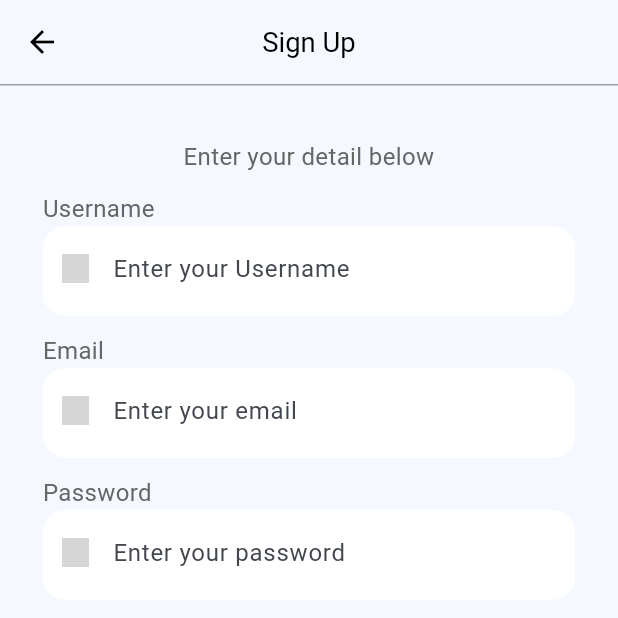
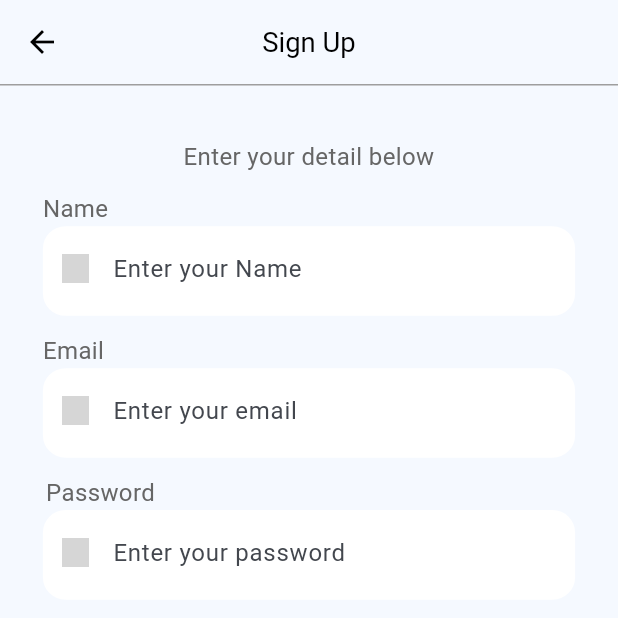
Before and after one commit to ismailariyan/online-course-app, a Flutter app: the SignUP screen opened by its route, on a phone screen of 412 x 824 dp, the top half of it. Run offline on Flutter 3.47's test engine with Material 3 defaults, Android fonts, the phone set to English and light mode, and no system bars; our stand-ins replace dots_indicator, firebase_auth, flutter_riverpod, flutter_screenutil, flutter_svg, fluttertoast and 1 more; accounts and stored records are empty; generated files the repository leaves out were written again; grey boxes are pictures that could not be loaded.

Commit message:
Update app loader and toast messages

```diff
--- a/lib/common/widgets/popup_messages.dart
+++ b/lib/common/widgets/popup_messages.dart
@@ -2,14 +2,17 @@ import 'package:flutter/material.dart';
 import 'package:flutter_screenutil/flutter_screenutil.dart';
 import 'package:fluttertoast/fluttertoast.dart';
 
-toastInfo([String msg = '']) {
+toastInfo(
+    {required String msg,
+    Color backgroundColor = Colors.red,
+    Color textColor = Colors.black}) {
   return Fluttertoast.showToast(
     msg: msg,
     toastLength: Toast.LENGTH_SHORT,
     gravity: ToastGravity.TOP,
     timeInSecForIosWeb: 2,
-    backgroundColor: Colors.white,
-    textColor: Colors.black,
+    backgroundColor: backgroundColor,
+    textColor: textColor,
     fontSize: 16.sp,
   );
 }
--- a/lib/main.dart
+++ b/lib/main.dart
@@ -18,7 +18,7 @@ class MyApp extends StatelessWidget {
     return ScreenUtilInit(
       child: MaterialApp(
         debugShowCheckedModeBanner: false,
-        title: 'Flutter Demo',
+        // title: 'Flutter Demo',
         theme: AppTheme.appThemeData,
         initialRoute: "/",
         routes: {
--- a/lib/pages/sign_up/sign_up.dart
+++ b/lib/pages/sign_up/sign_up.dart
@@ -1,6 +1,8 @@
 import 'package:flutter/material.dart';
 import 'package:flutter_riverpod/flutter_riverpod.dart';
 import 'package:flutter_screenutil/flutter_screenutil.dart';
+import 'package:online_course_app/common/global_loader/global_loader.dart';
+import 'package:online_course_app/common/utils/app_color.dart';
 import 'package:online_course_app/common/widgets/app_bar.dart';
 import 'package:online_course_app/common/widgets/app_textFields.dart';
 import 'package:online_course_app/common/widgets/button_widgets.dart';
@@ -8,20 +10,33 @@ import 'package:online_course_app/common/widgets/text_widgets.dart';
 import 'package:online_course_app/pages/sign_up/notifier/register_notifier.dart';
 import 'package:online_course_app/pages/sign_up/sign_up_controller.dart';
 
-class SignUP extends ConsumerWidget {
+class SignUP extends ConsumerStatefulWidget {
   const SignUP({super.key});
 
   @override
-  Widget build(BuildContext context, WidgetRef ref) {
+  ConsumerState<SignUP> createState() => _SignUPState();
+}
+
+class _SignUPState extends ConsumerState<SignUP> {
+  late SignUpController _controller;
+  @override
+  void initState() {
+    _controller = SignUpController(ref: ref);
+    super.initState();
+  }
+
+  @override
+  Widget build(BuildContext context) {
     final regProvider = ref.watch(registerNotifierProvider);
-
+    final loader = ref.watch(appLoaderProvider);
     return Container(
       color: const Color.fromARGB(255, 245, 249, 255),
       child: SafeArea(
         child: Scaffold(
           // resizeToAvoidBottomInset: false,
           appBar: buildAppBar(title: 'Sign Up'),
-          body: SingleChildScrollView(
+          body: loader == false
+              ? SingleChildScrollView(
                   child: Column(
                     crossAxisAlignment: CrossAxisAlignment.start,
                     children: [
@@ -29,9 +44,9 @@ class SignUP extends ConsumerWidget {
                       Center(child: text14Normal('Enter your detail below')),
                       SizedBox(height: 10.h),
                       appTextField(
-                  text: 'Username',
+                        text: 'Name',
                         iconPath: 'assets/icons/user.png',
-                  hint: 'Enter your Username',
+                        hint: 'Enter your Name',
                         onChanged: (value) {
                           ref
                               .read(registerNotifierProvider.notifier)
@@ -51,7 +66,7 @@ class SignUP extends ConsumerWidget {
                       ),
                       SizedBox(height: 10.h),
                       appTextField(
-                  text: 'Password',
+                        text: 'Password ',
                         iconPath: 'assets/icons/lock.png',
                         hint: 'Enter your password',
                         onChanged: (value) {
@@ -74,20 +89,24 @@ class SignUP extends ConsumerWidget {
                       SizedBox(height: 10.h),
                       Container(
                         margin: EdgeInsets.only(left: 25.w),
-                  child: text14Normal('Agree with the TCA and Privacy Policy'),
+                        child: text14Normal(
+                            'Agree with the TCA and Privacy Policy'),
                       ),
                       SizedBox(height: 30.h),
                       Center(
                           child: appButton(
                         buttonName: 'Sign Up',
                         context: context,
-                  onPressed: () {
-                    SignUpController(ref: ref).handleSignUp();
-                  },
+                        onPressed: () => _controller.handleSignUp(),
                       )),
                     ],
                   ),
-          ),
+                )
+              : const Center(
+                  child: CircularProgressIndicator(
+                  backgroundColor: AppColors.primaryBackground,
+                  color: AppColors.primaryElement,
+                )),
         ),
       ),
     );
```
Also changed, not shown: lib/common/global_loader/global_loader.dart (added, +15 -0 lines), lib/pages/sign_up/sign_up_controller.dart (+24 -7 lines), lib/common/global_loader/global_loader.g.dart (added), lib/pages/sign_up/notifier/register_notifier.g.dart. Lines whose indentation alone changed are shown as unchanged.
